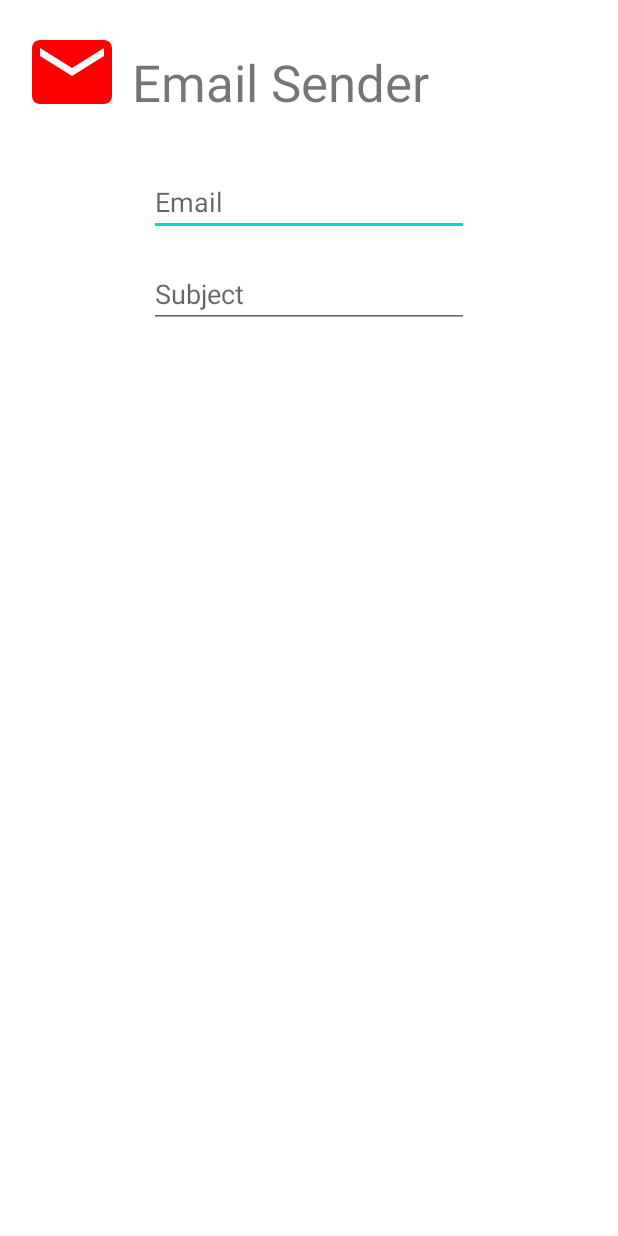
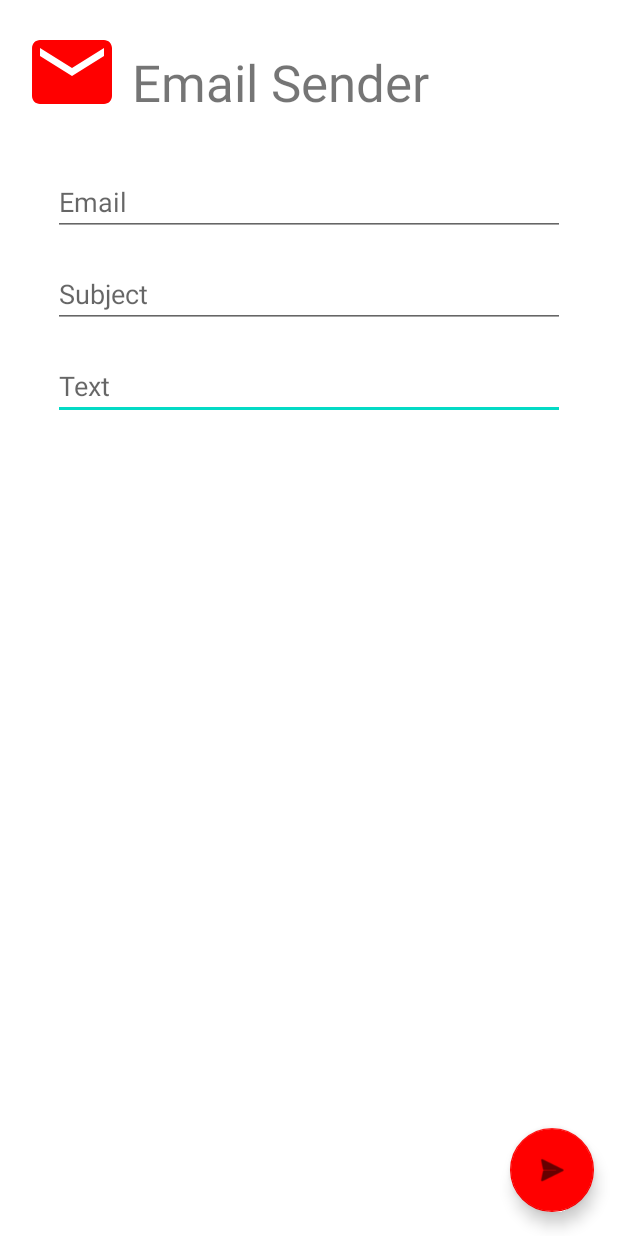
Before and after one commit to panalexeu/EmailSender, an Android app: the layout activity_main.xml on its own in the app's theme, with its tools: preview values and no code run, on a phone screen of 412 x 824 dp. Run offline under Robolectric (Android 15) with nearby library versions, the phone set to English and light mode, and no system bars.

Commit message:
design finished, continue working on MainActivity.kt

```diff
--- a/app/src/main/res/layout/activity_main.xml
+++ b/app/src/main/res/layout/activity_main.xml
@@ -5,6 +5,20 @@
     android:layout_width="match_parent"
     android:layout_height="match_parent"
     tools:context=".MainActivity">
+
+    <EditText
+        android:id="@+id/textInput"
+        android:layout_width="wrap_content"
+        android:layout_height="wrap_content"
+        android:layout_marginStart="16dp"
+        android:layout_marginTop="16dp"
+        android:layout_marginEnd="16dp"
+        android:ems="16"
+        android:hint="Text"
+        android:inputType="textPersonName"
+        app:layout_constraintEnd_toEndOf="parent"
+        app:layout_constraintStart_toStartOf="parent"
+        app:layout_constraintTop_toBottomOf="@+id/subjectInput" />
 
     <ImageView
         android:id="@+id/logo"
@@ -28,13 +42,13 @@
         app:layout_constraintTop_toTopOf="parent" />
 
     <EditText
-        android:id="@+id/emailInputField"
+        android:id="@+id/emailInput"
         android:layout_width="wrap_content"
         android:layout_height="wrap_content"
         android:layout_marginStart="16dp"
         android:layout_marginTop="32dp"
         android:layout_marginEnd="16dp"
-        android:ems="10"
+        android:ems="16"
         android:hint="Email"
         android:inputType="textEmailAddress"
         app:layout_constraintEnd_toEndOf="parent"
@@ -42,17 +56,29 @@
         app:layout_constraintTop_toBottomOf="@+id/logo" />
 
     <EditText
-        android:id="@+id/editTextTextPersonName2"
+        android:id="@+id/subjectInput"
         android:layout_width="wrap_content"
         android:layout_height="wrap_content"
         android:layout_marginStart="16dp"
         android:layout_marginTop="16dp"
         android:layout_marginEnd="16dp"
-        android:ems="10"
+        android:ems="16"
         android:hint="Subject"
         android:inputType="textPersonName"
         app:layout_constraintEnd_toEndOf="parent"
         app:layout_constraintStart_toStartOf="parent"
-        app:layout_constraintTop_toBottomOf="@+id/emailInputField" />
+        app:layout_constraintTop_toBottomOf="@+id/emailInput" />
+
+    <com.google.android.material.floatingactionbutton.FloatingActionButton
+        android:id="@+id/sendButton"
+        android:layout_width="wrap_content"
+        android:layout_height="wrap_content"
+        android:layout_marginEnd="16dp"
+        android:layout_marginBottom="16dp"
+        android:clickable="true"
+        app:backgroundTint="#FF0000"
+        app:layout_constraintBottom_toBottomOf="parent"
+        app:layout_constraintEnd_toEndOf="parent"
+        app:srcCompat="@android:drawable/ic_menu_send" />
 
 </androidx.constraintlayout.widget.ConstraintLayout>
```
Also changed, not shown: app/src/main/java/com/example/emailsender/MainActivity.kt (+17 -8 lines).
